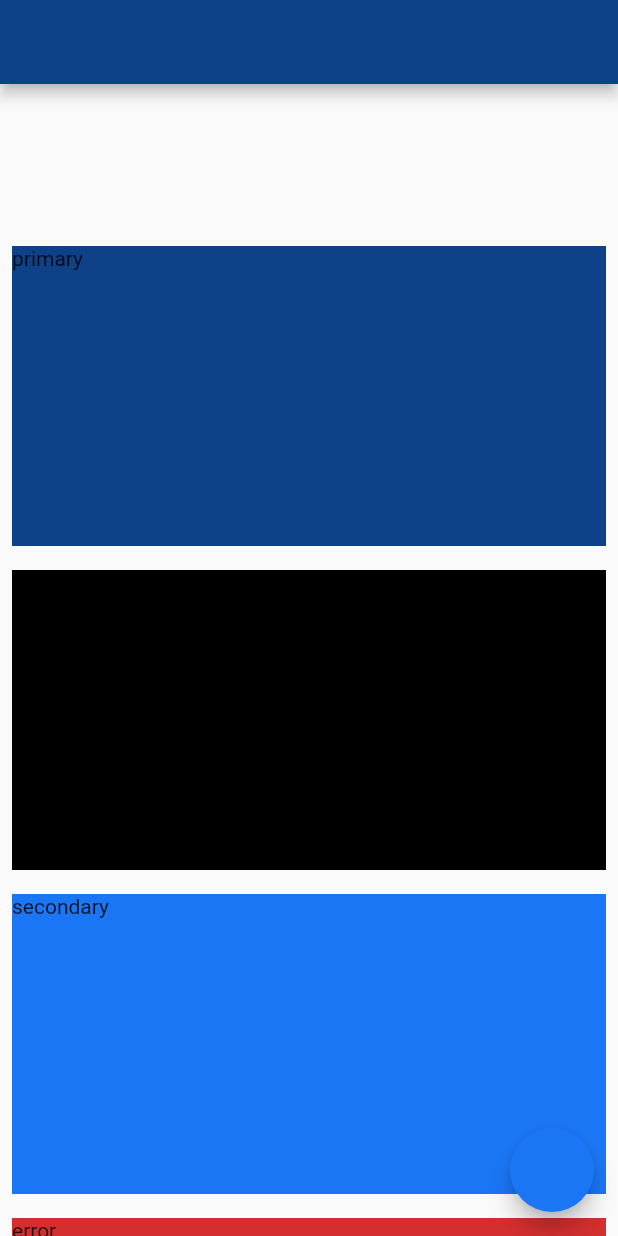
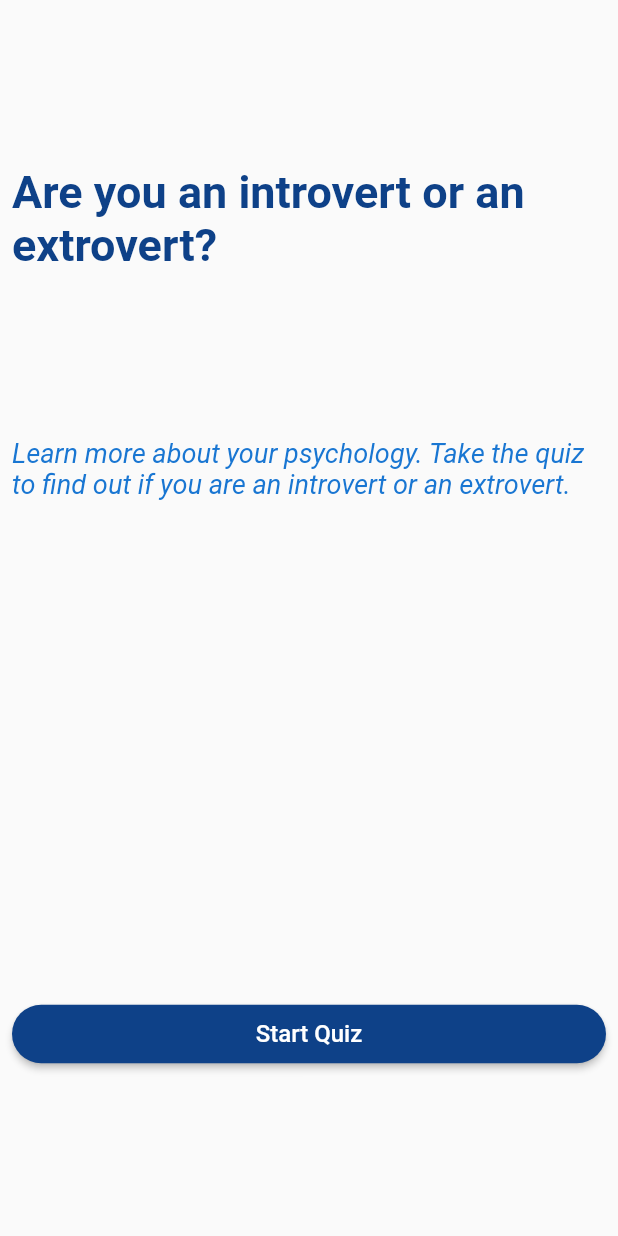
Before and after one commit to hassan-2040/teamway_demo_quiz, a Flutter app: the screen it shows after launch, on a phone screen of 412 x 824 dp. Run offline on Flutter 3.47's test engine with Material 2 defaults, Android fonts, the phone set to English and light mode, and no system bars; our stand-ins replace bloc, flutter_bloc.

Commit message:
set initial state of home

```diff
--- /dev/null
+++ b/lib/blocs/home_bloc/home_bloc.dart
@@ -0,0 +1,13 @@
+import 'package:bloc/bloc.dart';
+import 'package:meta/meta.dart';
+
+part 'home_event.dart';
+part 'home_state.dart';
+
+class HomeBloc extends Bloc<HomeEvent, HomeState> {
+  HomeBloc() : super(HomeInitial()) {
+    on<HomeEvent>((event, emit) {
+      // TODO: implement event handler
+    });
+  }
+}
--- /dev/null
+++ b/lib/blocs/home_bloc/home_event.dart
@@ -0,0 +1,4 @@
+part of 'home_bloc.dart';
+
+@immutable
+abstract class HomeEvent {}
--- /dev/null
+++ b/lib/blocs/home_bloc/home_state.dart
@@ -0,0 +1,6 @@
+part of 'home_bloc.dart';
+
+@immutable
+abstract class HomeState {}
+
+class HomeInitial extends HomeState {}
--- a/lib/utilities/app_config.dart
+++ b/lib/utilities/app_config.dart
@@ -8,6 +8,8 @@ class AppConfig {
   //screen info/config
   static late double screenWidth;
   static late double screenHeight;
+  static late double safeAreaTop;
+  static late double safeAreaBottom;
   static late double blockSizeHorizontal;
   static late double blockSizeVertical;
   static late double _safeAreaHorizontal;
@@ -60,7 +62,7 @@ class AppConfig {
         _color = Theme.of(context).colorScheme.primary;
         break;
       case TextColor.primaryLight:
-        _color = Theme.of(context).colorScheme.secondary;
+        _color = Theme.of(context).primaryColorDark;
         break;
       case TextColor.black:
         _color = Colors.black;
@@ -72,7 +74,7 @@ class AppConfig {
         _color = Colors.red;
         break;
       case TextColor.disabled:
-        _color = Colors.grey[800];
+        _color = Theme.of(context).disabledColor;
         break;
       case TextColor.textButton:
         _color = Colors.blue;
@@ -119,6 +121,9 @@ class AppConfig {
       _textSizeSmall = 12;
     }
 
+    safeAreaTop = _mediaQueryData.padding.top;
+    safeAreaBottom = _mediaQueryData.padding.bottom;
+
     _safeAreaHorizontal =
         _mediaQueryData.padding.left + _mediaQueryData.padding.right;
     _safeAreaVertical =
--- a/lib/views/screens/home_screen.dart
+++ b/lib/views/screens/home_screen.dart
@@ -1,5 +1,6 @@
 import 'package:flutter/material.dart';
 import 'package:teamway_demo_quiz/utilities/app_config.dart';
+import 'package:teamway_demo_quiz/utilities/constants.dart';
 
 class HomeScreen extends StatelessWidget {
   const HomeScreen({Key? key}) : super(key: key);
@@ -8,81 +9,69 @@ class HomeScreen extends StatelessWidget {
   Widget build(BuildContext context) {
     AppConfig().init(context);
     return Scaffold(
-      appBar: AppBar(),
-      floatingActionButton: FloatingActionButton(
-        onPressed: () {},
+      body: Column(
+        mainAxisAlignment: MainAxisAlignment.start,
+        children: [
+          Container(
+            height: AppConfig.safeAreaTop,
+            color: Theme.of(context).colorScheme.primary,
           ),
-      body: SingleChildScrollView(
-        child: Column(
-          children: [
-            const SizedBox(
-              height: 100,
-            ),
+          const Expanded(child: SizedBox()),
           Padding(
-              padding: const EdgeInsets.all(8.0),
-              child: Container(
-                height: 200,
-                width: double.infinity,
-                color: Theme.of(context).colorScheme.primary,
-                child: Text('primary'),
+            padding: const EdgeInsets.symmetric(horizontal: 8.0),
+            child: Text(
+              'Are you an introvert or an extrovert?',
+              textAlign: TextAlign.left,
+              style: AppConfig.getTextStyle(
+                context: context,
+                textColor: TextColor.primary,
+                textSize: TextSize.main,
+                fontWeight: FontWeight.bold,
               ),
             ),
+          ),
+          const Expanded(flex: 1, child: SizedBox()),
           Padding(
-              padding: const EdgeInsets.all(8.0),
-              child: Container(
-                height: 200,
-                width: double.infinity,
-                color: Theme.of(context).colorScheme.shadow,
-                child: Text('shadow'),
+            padding: const EdgeInsets.symmetric(horizontal: 8.0),
+            child: Text(
+              'Learn more about your psychology. Take the quiz to find out if you are an introvert or an extrovert.',
+              textAlign: TextAlign.left,
+              style: AppConfig.getTextStyle(
+                context: context,
+                textColor: TextColor.primaryLight,
+                textSize: TextSize.large,
+                fontStyle: FontStyle.italic,
               ),
             ),
-            Padding(
-              padding: const EdgeInsets.all(8.0),
-              child: Container(
-                height: 200,
-                color: Theme.of(context).colorScheme.secondary,
+          ),
+          const Expanded(
+            flex: 3,
+            child: SizedBox(),
+          ),
+          Container(
             width: double.infinity,
-                child: Text('secondary'),
+            padding: const EdgeInsets.symmetric(horizontal: 8.0),
+            child: ElevatedButton(
+              style: ElevatedButton.styleFrom(
+                shape: RoundedRectangleBorder(
+                  borderRadius: BorderRadius.circular(30),
+                ),
+                padding: const EdgeInsets.symmetric(
+                  vertical: 10,
                 ),
               ),
-            Padding(
-              padding: const EdgeInsets.all(8.0),
-              child: Container(
-                height: 200,
-                width: double.infinity,
-                color: Theme.of(context).colorScheme.error,
-                child: Text('error'),
+              onPressed: () {},
+              child: Text(
+                'Start Quiz',
+                style: AppConfig.getTextStyle(
+                  context: context,
+                  textSize: TextSize.normal,
                 ),
               ),
-            Padding(
-              padding: const EdgeInsets.all(8.0),
-              child: Container(
-                height: 200,
-                width: double.infinity,
-                color: Theme.of(context).colorScheme.surface,
-                child: Text('surface'),
             ),
           ),
-            Padding(
-              padding: const EdgeInsets.all(8.0),
-              child: Container(
-                height: 200,
-                width: double.infinity,
-                color: Theme.of(context).colorScheme.background,
-                child: Text('background'),
-              ),
-            ),
-            Padding(
-              padding: const EdgeInsets.all(8.0),
-              child: Container(
-                height: 200,
-                width: double.infinity,
-                color: Theme.of(context).colorScheme.tertiary,
-                child: Text('tertiary'),
-              ),
-            ),
+          const Expanded(child: SizedBox()),
         ],
-        ),
       ),
     );
   }
```
Lines whose indentation alone changed are shown as unchanged.
